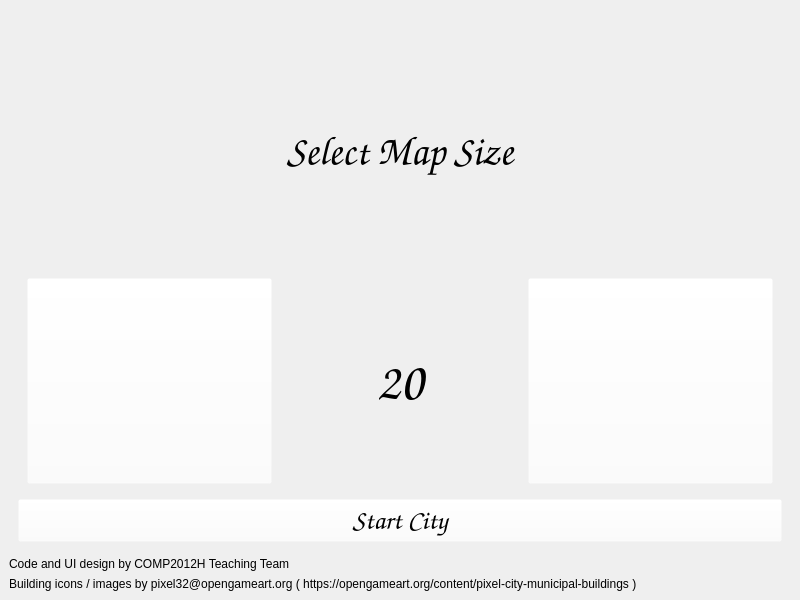
This is Assignments/PA4/menuwindow.ui in EthenJ/COMP2012H as Qt 5 draws it before an edit. The edited form follows.
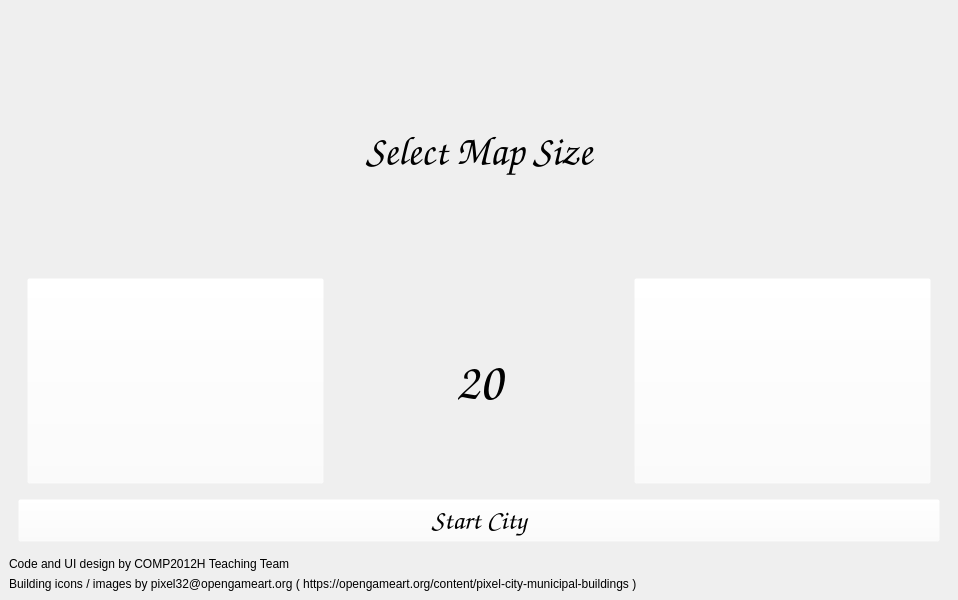
This is the edited form. The open tabs and pages were chosen to show the change. Icons and pictures are not drawn.

```diff
--- a/Assignments/PA4/menuwindow.ui
+++ b/Assignments/PA4/menuwindow.ui
@@ -6,7 +6,7 @@
    <rect>
     <x>0</x>
     <y>0</y>
-    <width>800</width>
+    <width>958</width>
     <height>600</height>
    </rect>
   </property>
```
Left out of the diff: 2 changed lines with no effect on the pictures.
